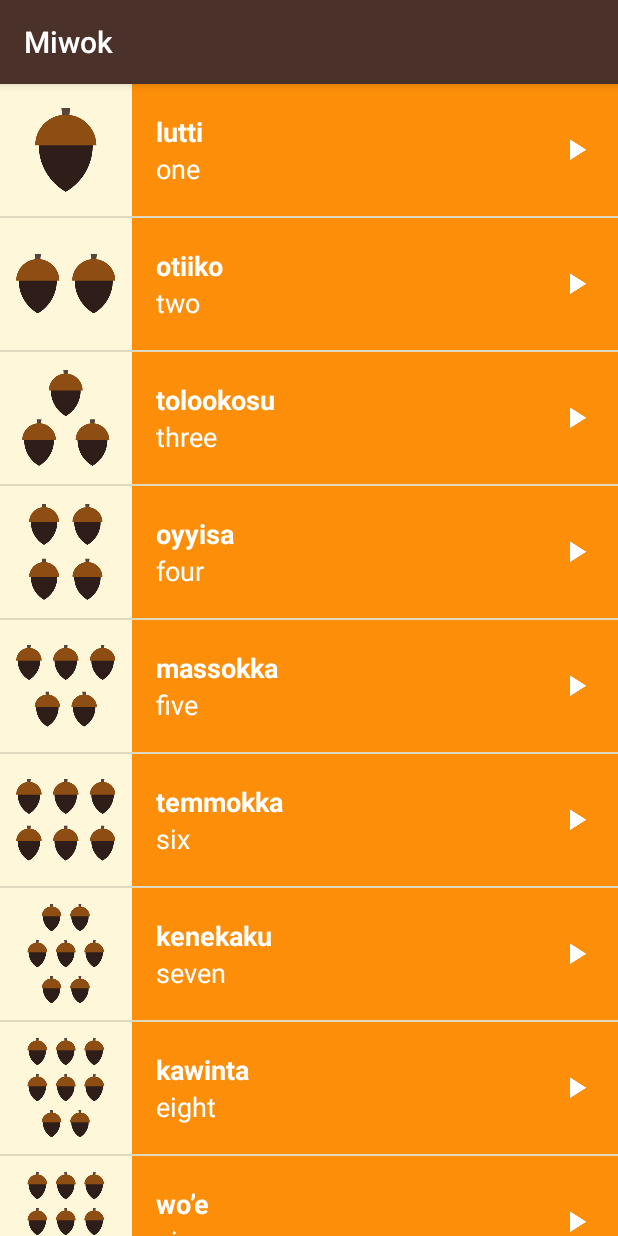
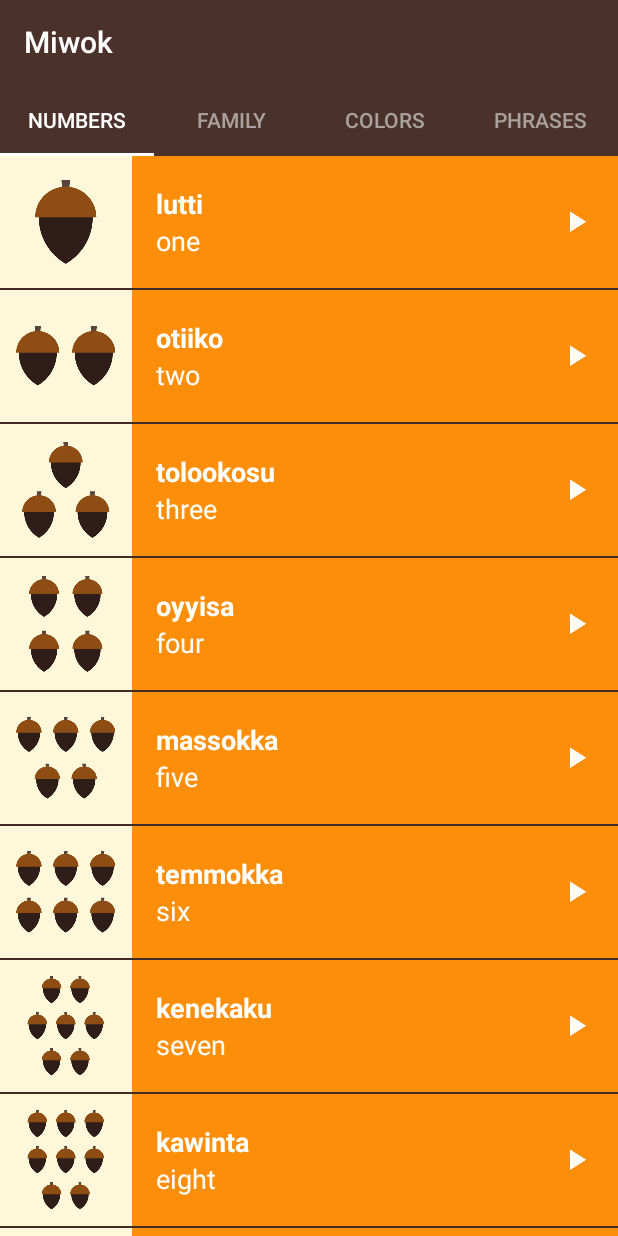
Before and after one commit to home2mars/Miwok_Lesson10, an Android app: the screen it shows after launch (MainActivity), on a phone screen of 412 x 824 dp. Run offline under Robolectric (Android 15) with nearby library versions, the light colour scheme and no system bars.

Commit message:
Adding Tab Layout

```diff
--- a/app/src/main/java/com/example/android/miwok/CategoryAdapter.java
+++ b/app/src/main/java/com/example/android/miwok/CategoryAdapter.java
@@ -3,6 +3,7 @@
 package com.example.android.miwok;
 
 
+import android.content.Context;
 import android.support.v4.app.Fragment;
 import android.support.v4.app.FragmentManager;
 import android.support.v4.app.FragmentPagerAdapter;
@@ -13,14 +14,19 @@ import android.support.v4.app.FragmentPagerAdapter;
  */
 public class CategoryAdapter extends FragmentPagerAdapter {
 
+    /** Context of the app */
+    private Context mContext;
+
     /**
      * Create a new {@link CategoryAdapter} object.
      *
+     * @param context is the context of the app
      * @param fm is the fragment manager that will keep each fragment's state in the adapter
      *           across swipes.
      */
-    public CategoryAdapter(FragmentManager fm) {
+    public CategoryAdapter(Context context, FragmentManager fm) {
         super(fm);
+        mContext = context;
     }
 
     /**
@@ -46,4 +52,18 @@ public class CategoryAdapter extends FragmentPagerAdapter {
     public int getCount() {
         return 4;
     }
+
+
+    @Override
+    public CharSequence getPageTitle(int position) {
+        if (position == 0) {
+            return mContext.getString(R.string.category_numbers);
+        } else if (position == 1) {
+            return mContext.getString(R.string.category_family);
+        } else if (position == 2) {
+            return mContext.getString(R.string.category_colors);
+        } else {
+            return mContext.getString(R.string.category_phrases);
+        }
+    }
 }
--- a/app/src/main/java/com/example/android/miwok/MainActivity.java
+++ b/app/src/main/java/com/example/android/miwok/MainActivity.java
@@ -18,6 +18,7 @@ package com.example.android.miwok;
 import android.os.Bundle;
 import android.support.v7.app.AppCompatActivity;
 import android.support.v4.view.ViewPager;
+import android.support.design.widget.TabLayout;
 
 
 
@@ -37,9 +38,19 @@ public class MainActivity extends AppCompatActivity {
         ViewPager viewPager = (ViewPager) findViewById(R.id.viewpager);
 
         // Create an adapter that knows which fragment should be shown on each page
-        CategoryAdapter adapter = new CategoryAdapter(getSupportFragmentManager());
+        CategoryAdapter adapter = new CategoryAdapter(this, getSupportFragmentManager());
 
         // Set the adapter onto the view pager
         viewPager.setAdapter(adapter);
+
+        // Find the tab layout that shows the tabs
+        TabLayout tabLayout = (TabLayout) findViewById(R.id.tabs);
+
+        // Connect the tab layout with the view pager. This will
+        //   1. Update the tab layout when the view pager is swiped
+        //   2. Update the view pager when a tab is selected
+        //   3. Set the tab layout's tab names with the view pager's adapter's titles
+        //      by calling onPageTitle()
+        tabLayout.setupWithViewPager(viewPager);
     }
 }
--- a/app/src/main/res/layout/activity_main.xml
+++ b/app/src/main/res/layout/activity_main.xml
@@ -3,9 +3,15 @@
     xmlns:tools="http://schemas.android.com/tools"
     android:layout_width="match_parent"
     android:layout_height="match_parent"
-    android:background="@color/tan_background"
+    android:background="@color/primary_color"
     android:orientation="vertical"
     tools:context="com.example.android.miwok.MainActivity">
+
+    <android.support.design.widget.TabLayout
+        android:id="@+id/tabs"
+        style="@style/CategoryTab"
+        android:layout_width="match_parent"
+        android:layout_height="wrap_content" />
 
     <android.support.v4.view.ViewPager
         android:id="@+id/viewpager"
--- a/app/src/main/res/values/strings.xml
+++ b/app/src/main/res/values/strings.xml
@@ -15,4 +15,17 @@
 <resources>
     <!-- Title for the application. [CHAR LIMIT=12] -->
     <string name="app_name">Miwok</string>
+
+    <!-- Category name for phrases [CHAR LIMIT=20] -->
+    <string name="category_phrases">Phrases</string>
+
+    <!-- Category name for the vocabulary words for colors [CHAR LIMIT=20] -->
+    <string name="category_colors">Colors</string>
+
+    <!-- Category name for the vocabulary words for numbers [CHAR LIMIT=20] -->
+    <string name="category_numbers">Numbers</string>
+
+    <!-- Category name for the vocabulary words for family members [CHAR LIMIT=20] -->
+    <string name="category_family">Family</string>
+
 </resources>
--- a/app/src/main/res/values/styles.xml
+++ b/app/src/main/res/values/styles.xml
@@ -12,22 +12,32 @@
      See the License for the specific language governing permissions and
      limitations under the License.
 -->
+
 <resources>
 
     <!-- Base application theme. -->
     <style name="AppTheme" parent="Theme.AppCompat.Light.DarkActionBar">
         <item name="colorPrimary">@color/primary_color</item>
         <item name="colorPrimaryDark">@color/primary_dark_color</item>
+        <item name="actionBarStyle">@style/MiwokAppBarStyle</item>
+        <item name="android:windowContentOverlay">@null</item>
     </style>
 
-    <!-- Style for a category of vocabulary words -->
-    <style name="CategoryStyle">
-        <item name="android:layout_width">match_parent</item>
-        <item name="android:layout_height">@dimen/list_item_height</item>
-        <item name="android:gravity">center_vertical</item>
-        <item name="android:padding">16dp</item>
-        <item name="android:textColor">@android:color/white</item>
-        <item name="android:textStyle">bold</item>
-        <item name="android:textAppearance">?android:textAppearanceMedium</item>
+    <!-- App bar style -->
+    <style name="MiwokAppBarStyle" parent="Widget.AppCompat.Light.ActionBar.Solid.Inverse">
+        <!-- Remove the shadow below the app bar -->
+        <item name="elevation">0dp</item>
+    </style>
+
+    <!-- Style for a tab that displays a category name -->
+    <style name="CategoryTab" parent="Widget.Design.TabLayout">
+        <item name="tabIndicatorColor">@android:color/white</item>
+        <item name="tabSelectedTextColor">@android:color/white</item>
+        <item name="tabTextAppearance">@style/CategoryTabTextAppearance</item>
+    </style>
+
+    <!-- Text appearance style for a category tab -->
+    <style name="CategoryTabTextAppearance" parent="TextAppearance.Design.Tab">
+        <item name="android:textColor">#A8A19E</item>
     </style>
 </resources>
```
